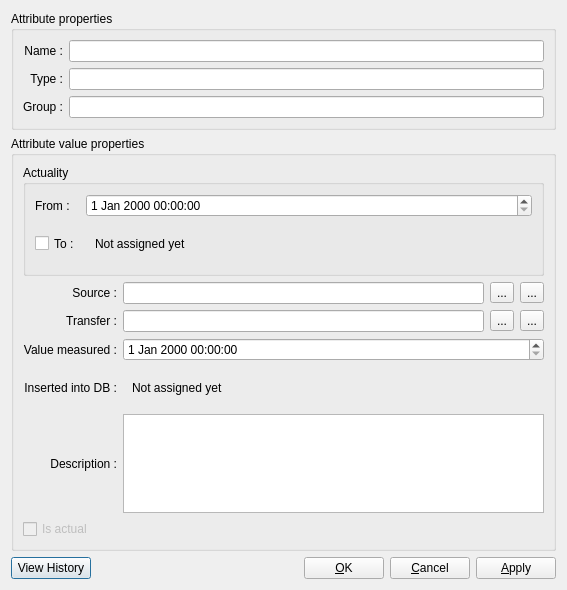
First picture: the form in ddocclient/kksgui/ui/kksattr_value_props_form.ui, repository YuriyRusinov/reper, before the edit.
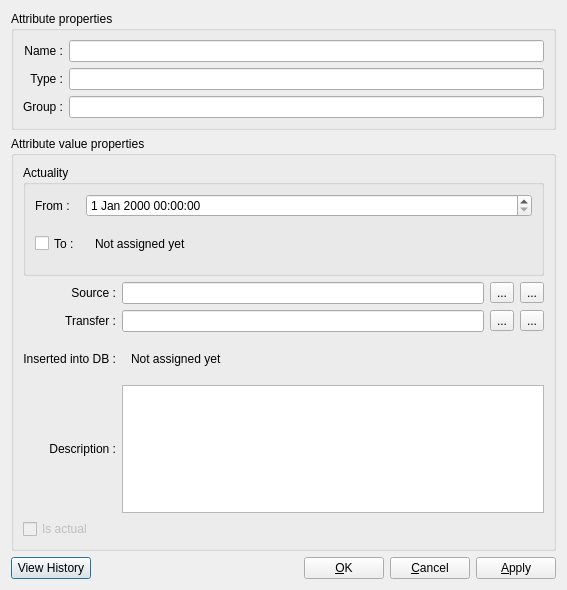
Second picture: the form after the edit. The open tabs and pages were chosen to show the change.

```diff
--- a/ddocclient/kksgui/ui/kksattr_value_props_form.ui
+++ b/ddocclient/kksgui/ui/kksattr_value_props_form.ui
@@ -269,25 +269,6 @@
        </layout>
       </item>
       <item row="3" column="0">
-       <widget class="QLabel" name="lValueMeas">
-        <property name="sizePolicy">
-         <sizepolicy hsizetype="Preferred" vsizetype="Preferred">
-          <horstretch>0</horstretch>
-          <verstretch>0</verstretch>
-         </sizepolicy>
-        </property>
-        <property name="text">
-         <string>Value measured :</string>
-        </property>
-        <property name="alignment">
-         <set>Qt::AlignRight|Qt::AlignTrailing|Qt::AlignVCenter</set>
-        </property>
-       </widget>
-      </item>
-      <item row="3" column="1">
-       <widget class="QDateTimeEdit" name="dTEMeasured"/>
-      </item>
-      <item row="4" column="0">
        <widget class="QLabel" name="lInsertDb">
         <property name="sizePolicy">
          <sizepolicy hsizetype="Preferred" vsizetype="Preferred">
@@ -303,7 +284,7 @@
         </property>
        </widget>
       </item>
-      <item row="4" column="1">
+      <item row="3" column="1">
        <widget class="QStackedWidget" name="swDTInsert">
         <property name="sizePolicy">
          <sizepolicy hsizetype="Preferred" vsizetype="Fixed">
@@ -341,7 +322,7 @@
         </widget>
        </widget>
       </item>
-      <item row="5" column="0">
+      <item row="4" column="0">
        <widget class="QLabel" name="lDescription">
         <property name="text">
          <string>Description :</string>
@@ -351,7 +332,7 @@
         </property>
        </widget>
       </item>
-      <item row="5" column="1">
+      <item row="4" column="1">
        <widget class="QTextEdit" name="tEDescription"/>
       </item>
       <item row="6" column="0" colspan="2">
```
Left out of the diff: 4 changed lines with no effect on the pictures.
